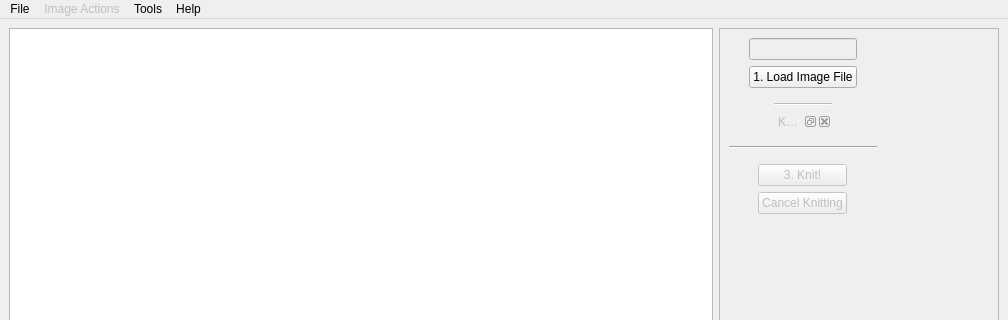
First picture: the form in src/main/python/ayab/ayab_gui.ui, repository AllYarnsAreBeautiful/ayab-desktop, before the edit; both pictures show x 0 to 1008 and y 0 to 320 of the 1008 by 900 pixel window.
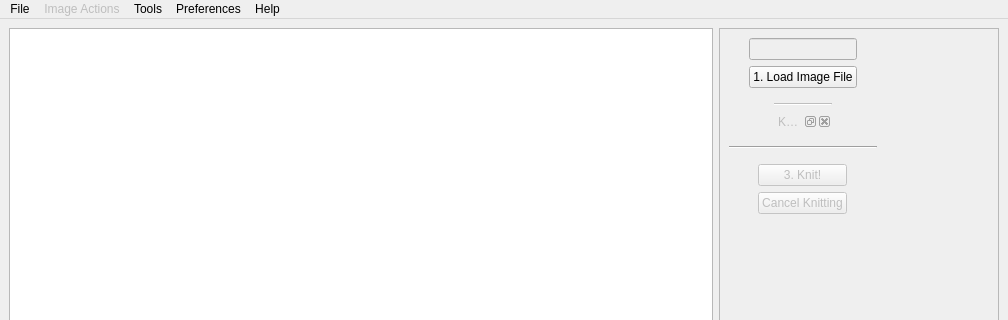
Second picture: the form after the edit.

Commit message:
[#283] implemented Preferences class and menu item (#309)
* implemented Preferences class and menu item

* implemented ceiling for horizontal repeat / stretch factors

Diff of the .ui file:
```diff
--- a/src/main/python/ayab/ayab_gui.ui
+++ b/src/main/python/ayab/ayab_gui.ui
@@ -321,6 +321,12 @@
     </property>
     <addaction name="actionLoad_AYAB_Firmware"/>
    </widget>
+   <widget class="QMenu" name="menuPreferences">
+    <property name="title">
+     <string>Preferences</string>
+    </property>
+    <addaction name="actionSetPreferences"/>
+   </widget>
    <widget class="QMenu" name="menuImage_Actions">
     <property name="enabled">
      <bool>false</bool>
@@ -343,6 +349,7 @@
    <addaction name="menuFile"/>
    <addaction name="menuImage_Actions"/>
    <addaction name="menuTools"/>
+   <addaction name="menuPreferences"/>
    <addaction name="menuHelp"/>
   </widget>
   <widget class="QStatusBar" name="statusbar"/>
```
Left out of the diff: 5 changed lines with no effect on the pictures. The commit also changes 5 other files.
